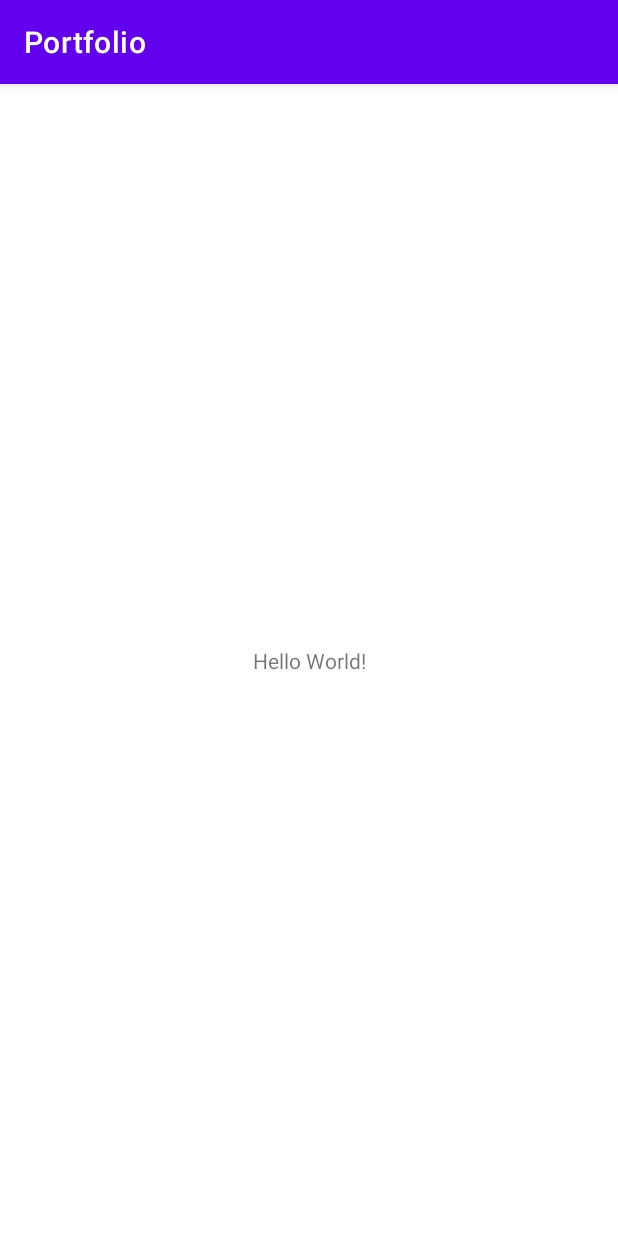
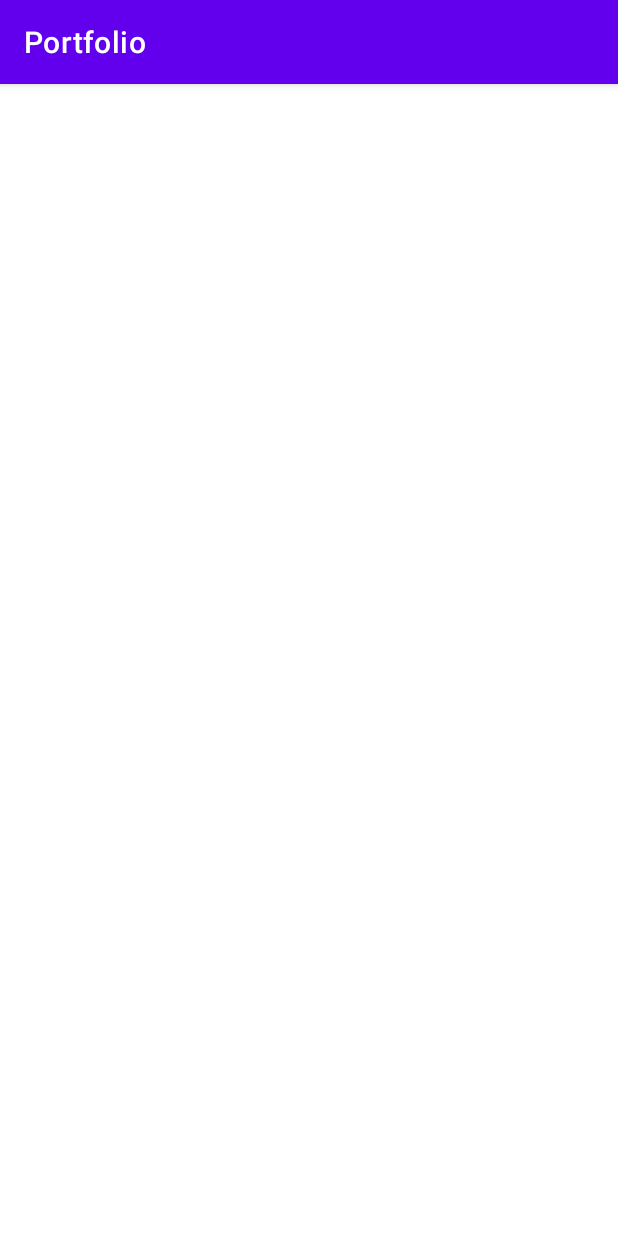
Before and after one commit to rithikjain/portfolio-app, an Android app: the screen it shows after launch (MainActivity before the commit, LandingActivity after it), on a phone screen of 412 x 824 dp. Run offline under Robolectric (Android 15) with nearby library versions, the phone set to English and light mode, and no system bars.

Commit message:
📈 Added landing screen activity

```diff
--- a/app/src/main/AndroidManifest.xml
+++ b/app/src/main/AndroidManifest.xml
@@ -9,7 +9,7 @@
         android:roundIcon="@mipmap/ic_launcher_round"
         android:supportsRtl="true"
         android:theme="@style/Theme.Portfolio">
-        <activity android:name=".MainActivity">
+        <activity android:name=".ui.landing.LandingActivity">
             <intent-filter>
                 <action android:name="android.intent.action.MAIN" />
 
--- a/app/src/main/java/com/rithikjain/portfolio/MainActivity.kt
+++ b/app/src/main/java/com/rithikjain/portfolio/ui/landing/LandingActivity.kt
@@ -1,11 +1,12 @@
-package com.rithikjain.portfolio
+package com.rithikjain.portfolio.ui.landing
 
 import androidx.appcompat.app.AppCompatActivity
 import android.os.Bundle
+import com.rithikjain.portfolio.R
 
-class MainActivity : AppCompatActivity() {
+class LandingActivity : AppCompatActivity() {
     override fun onCreate(savedInstanceState: Bundle?) {
         super.onCreate(savedInstanceState)
-        setContentView(R.layout.activity_main)
+        setContentView(R.layout.activity_landing)
     }
 }
--- a/app/src/main/res/layout/activity_main.xml
+++ b/app/src/main/res/layout/activity_landing.xml
@@ -4,15 +4,6 @@
     xmlns:tools="http://schemas.android.com/tools"
     android:layout_width="match_parent"
     android:layout_height="match_parent"
-    tools:context=".MainActivity">
-
-    <TextView
-        android:layout_width="wrap_content"
-        android:layout_height="wrap_content"
-        android:text="Hello World!"
-        app:layout_constraintBottom_toBottomOf="parent"
-        app:layout_constraintLeft_toLeftOf="parent"
-        app:layout_constraintRight_toRightOf="parent"
-        app:layout_constraintTop_toTopOf="parent" />
+    tools:context=".ui.landing.LandingActivity">
 
 </androidx.constraintlayout.widget.ConstraintLayout>
```
